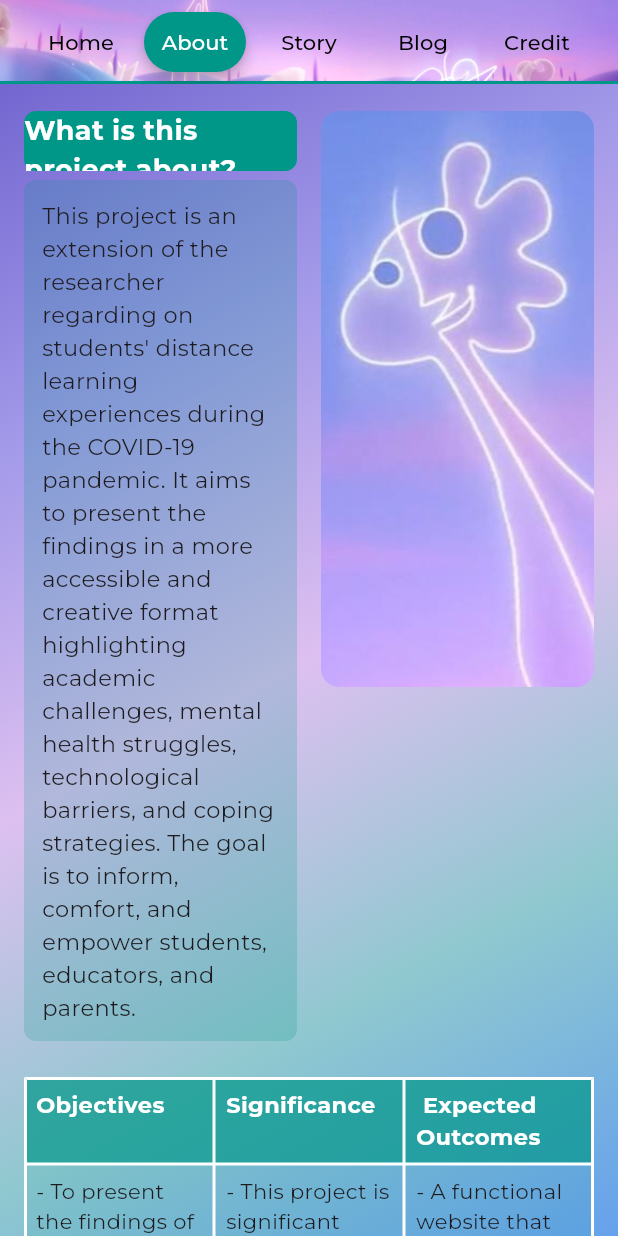
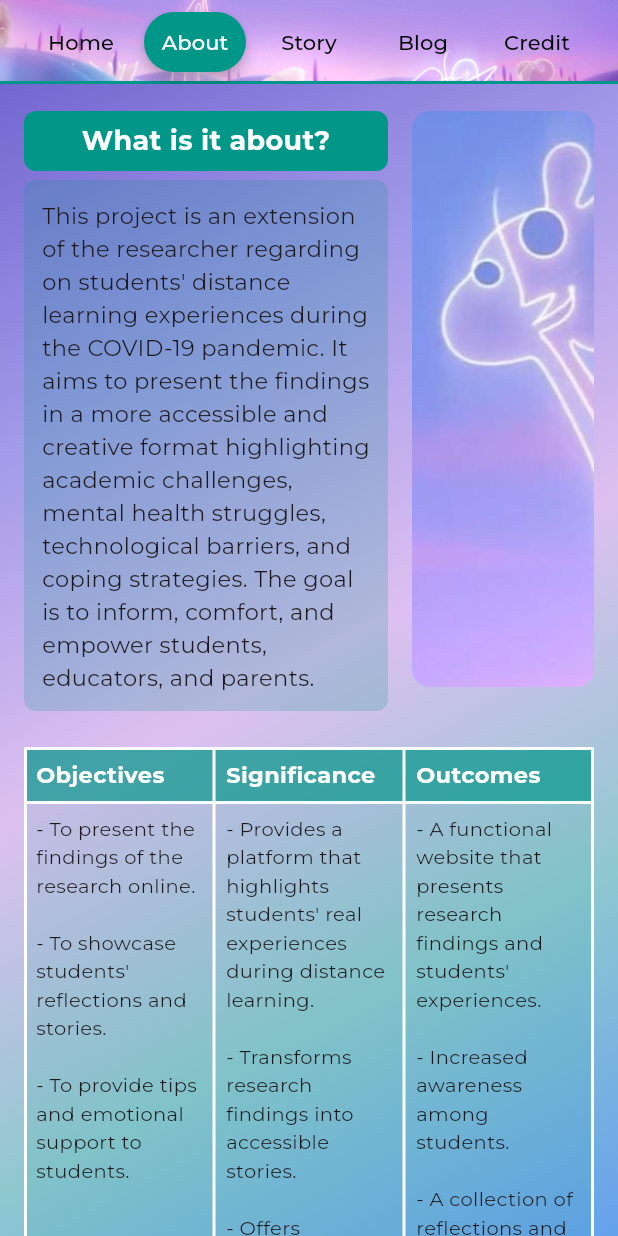
Before and after one commit to KHUN-Bunhap/PJC_Research, a Flutter app: the screen it shows after launch, after a tap on "About", on a phone screen of 412 x 824 dp. Run offline on Flutter 3.47's test engine with Material 3 defaults, Android fonts, the phone set to English and light mode, and no system bars; our stand-ins replace flutter_svg, google_fonts.

Commit message:
Update website

```diff
--- a/lib/ui/buildwidget.dart
+++ b/lib/ui/buildwidget.dart
@@ -205,7 +205,7 @@ Widget buildTable({
                 padding: const EdgeInsets.all(8.0),
                 child: Text(
                   cellData,
-                  style: TextStyle(fontSize: isMobile ? 14 : 16),
+                  style: TextStyle(fontSize: isMobile ? 13 : 16),
                   textAlign: descriptionAlign ?? TextAlign.start,
                 ),
               );
--- a/lib/view/About/about.dart
+++ b/lib/view/About/about.dart
@@ -47,6 +47,7 @@ class View extends StatelessWidget {
                             crossAxisAlignment: CrossAxisAlignment.start,
                             children: [
                               Expanded(
+                                flex: 2,
                                 child: Column(
                                   crossAxisAlignment:
                                       CrossAxisAlignment.stretch,
@@ -60,7 +61,9 @@ class View extends StatelessWidget {
                                       ),
                                       alignment: Alignment.center,
                                       child: Text(
-                                        'What is this project about?',
+                                        (isMobile
+                                            ? 'What is it about?'
+                                            : 'What is this project about?'),
                                         style: TextStyle(
                                           fontSize: isMobile ? 18 : 20,
                                           fontWeight: FontWeight.bold,
@@ -95,7 +98,9 @@ class View extends StatelessWidget {
                                 child: ClipRRect(
                                   borderRadius: BorderRadius.circular(12),
                                   child: Image.asset(
-                                    'lib/assets/images/looking_left.jpg',
+                                    isMobile
+                                        ? 'lib/assets/images/looking_left_mobile.jpg'
+                                        : 'lib/assets/images/looking_left.jpg',
                                     height: isMobile
                                         ? screenHeight * 0.5
                                         : screenHeight * 0.7,
@@ -179,13 +184,19 @@ class View extends StatelessWidget {
                                     headers: [
                                       'Objectives',
                                       'Significance',
-                                      ' Expected Outcomes',
+                                      isMobile
+                                          ? 'Outcomes'
+                                          : 'Expected Outcomes',
                                     ],
                                     rows: [
                                       [
-                                        '- To present the findings of the research in a clear and creative online platform.\n- To showcase students\' reflections and stories for greater awareness and emotional understanding.\n- To provide tips and emotional support that can help students manage academic and personal struggles to this age.  ',
-                                        '- This project is significant because it provides a platform that highlights students\' real experiences during distance learning, transforms research findings into accessible stories, and offers guidance that may support future learners facing similar challenges.',
-                                        '- A functional website that presents research findings and students\' experiences.\n- Increased awareness among students, and to all about the challenges of these students during the post-pandemic online education.\n- A collection of reflections and stories that represent the real voices of learners.\n- Accessible tips and support that may help students cope better in school-related difficulties.',
+                                        isMobile
+                                            ? '- To present the findings of the research online.\n\n- To showcase students\' reflections and stories.\n\n- To provide tips and emotional support to students.'
+                                            : '- To present the findings of the research in a clear and creative online platform.\n\n- To showcase students\' reflections and stories for greater awareness and emotional understanding.\n\n- To provide tips and emotional support that can help students manage academic and personal struggles to this age.',
+                                        '- Provides a platform that highlights students\' real experiences during distance learning.\n\n- Transforms research findings into accessible stories.\n\n- Offers guidance that may support future learners facing similar challenges.',
+                                        isMobile
+                                            ? '- A functional website that presents research findings and students\' experiences.\n\n- Increased awareness among students.\n\n- A collection of reflections and stories that represent the real voices of learners.\n\n- Accessible tips and supports.'
+                                            : '- A functional website that presents research findings and students\' experiences.\n\n- Increased awareness among students, and to all about the challenges of these students during the post-pandemic online education.\n\n- A collection of reflections and stories that represent the real voices of learners.\n\n- Accessible tips and support that may help students cope better in school-related difficulties.',
                                       ],
                                     ],
                                     isMobile: isMobile,
```
Also changed, not shown: public/assets/AssetManifest.bin.json (+1 -1 lines), lib/assets/images/looking_left_mobile.jpg (added), public/assets/lib/assets/images/looking_left_mobile.jpg (added), 4 other files.
